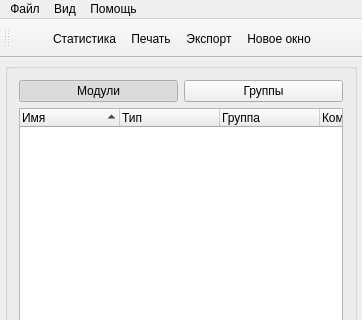
Tyill/SVisual, file src/SVViewer/forms/mainWin.ui: the form before one commit; both pictures show x 0 to 362 and y 0 to 320 of the 362 by 708 pixel window.
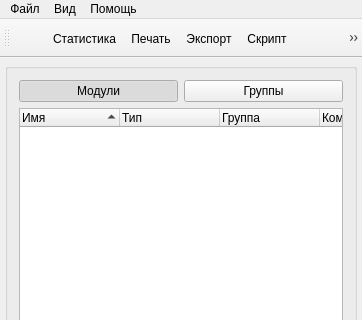
The form after the commit. Icons and pictures are not drawn. Custom widgets are drawn as their Qt base class.

Commit message: SVScript -develop

Patch:
```diff
--- a/src/SVViewer/forms/mainWin.ui
+++ b/src/SVViewer/forms/mainWin.ui
@@ -267,6 +267,7 @@
    <addaction name="actionStat"/>
    <addaction name="actionPrint"/>
    <addaction name="actionExport"/>
+   <addaction name="actionScript"/>
    <addaction name="actionNewWin"/>
   </widget>
   <action name="actionOpen">
@@ -356,6 +357,15 @@
     <string>Ctrl+2</string>
    </property>
   </action>
+  <action name="actionScript">
+   <property name="icon">
+    <iconset resource="../resources/resource.qrc">
+     <normaloff>:/SVViewer/images/script.png</normaloff>:/SVViewer/images/script.png</iconset>
+   </property>
+   <property name="text">
+    <string>Скрипт</string>
+   </property>
+  </action>
  </widget>
  <layoutdefault spacing="6" margin="11"/>
  <customwidgets>
```
The commit also changes 16 other files.
